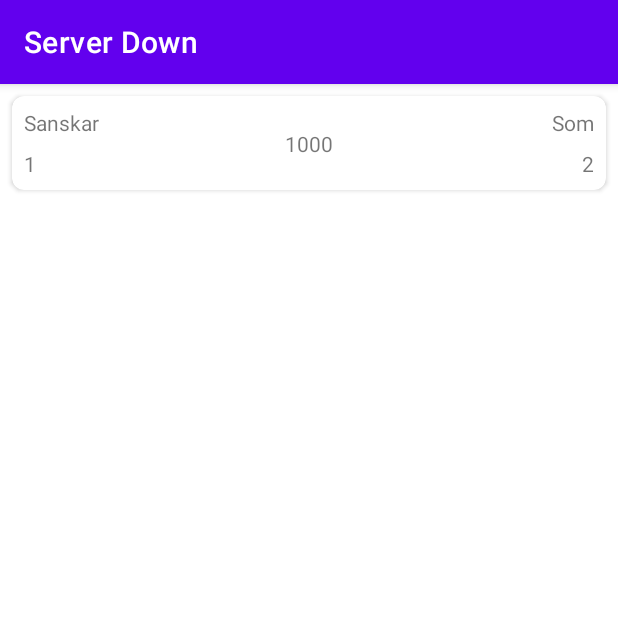
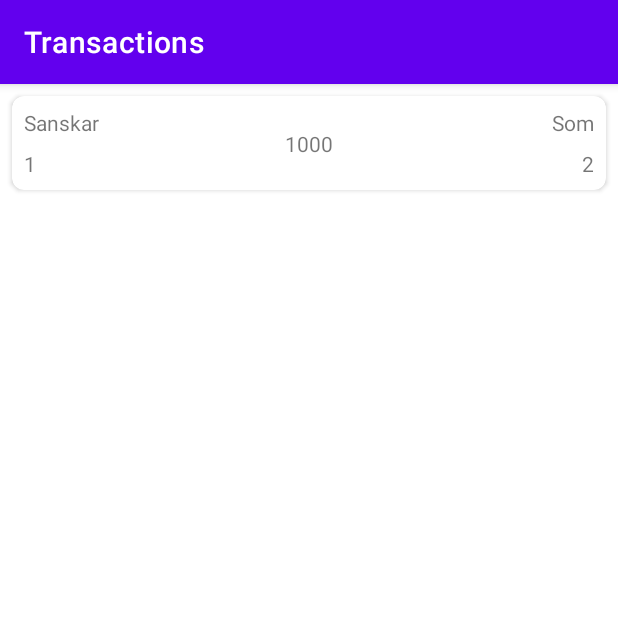
Before and after one commit to sanskar10100/ServerDown, an Android app: the screen it shows after launch (MainActivity), item 2 of the bottom bar chosen, on a phone screen of 412 x 824 dp, the top half of it. Run offline under Robolectric (Android 15) with nearby library versions, the phone set to English and light mode, and no system bars.

Commit message:
Added Action bar titles for fragments

```diff
--- a/app/src/main/java/io/sanskar/serverdown/MainActivity.java
+++ b/app/src/main/java/io/sanskar/serverdown/MainActivity.java
@@ -12,6 +12,7 @@ public class MainActivity extends AppCompatActivity {
     protected void onCreate(Bundle savedInstanceState) {
         super.onCreate(savedInstanceState);
         setContentView(R.layout.activity_main);
+        getSupportActionBar().setTitle("Customers");
 
         getSupportFragmentManager()
                 .beginTransaction()
@@ -23,6 +24,7 @@ public class MainActivity extends AppCompatActivity {
         bottomNav.setOnNavigationItemSelectedListener(item -> {
             switch (item.getItemId()) {
                 case R.id.action_customers: {
+                    getSupportActionBar().setTitle("Customers");
                     getSupportFragmentManager()
                             .beginTransaction()
                             .setReorderingAllowed(true)
@@ -32,6 +34,7 @@ public class MainActivity extends AppCompatActivity {
                 }
 
                 case R.id.action_transactions: {
+                    getSupportActionBar().setTitle("Transactions");
                     getSupportFragmentManager()
                             .beginTransaction()
                             .setReorderingAllowed(true)
@@ -44,6 +47,5 @@ public class MainActivity extends AppCompatActivity {
             item.setChecked(true);
             return true;
         });
-
     }
 }
```
